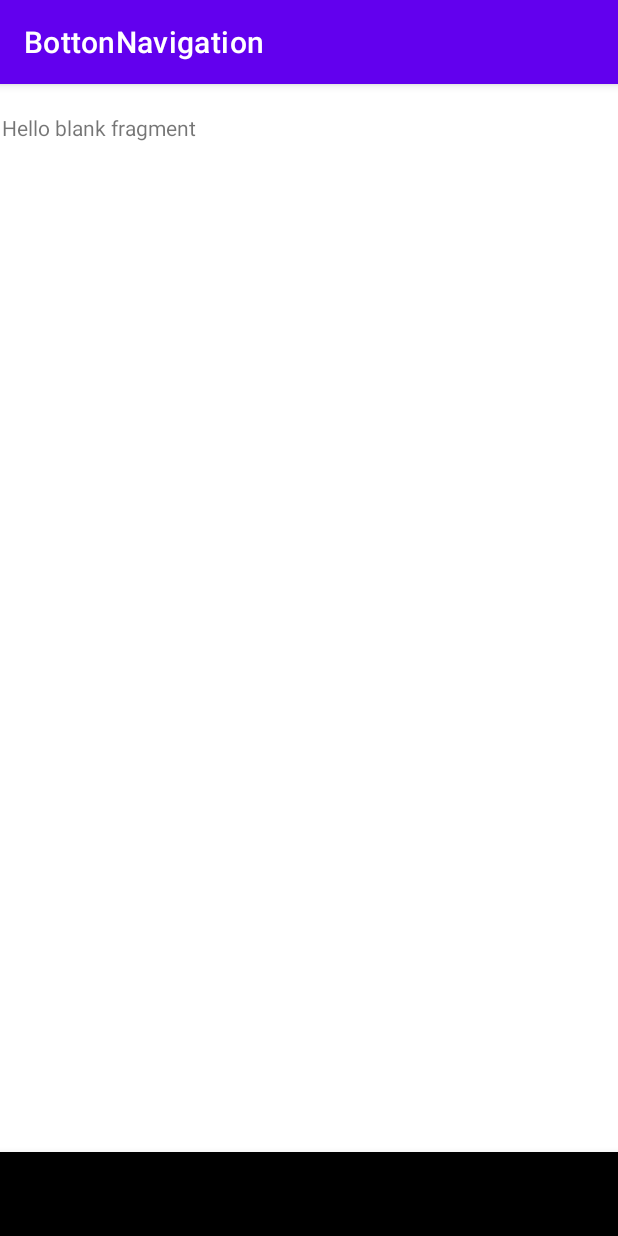
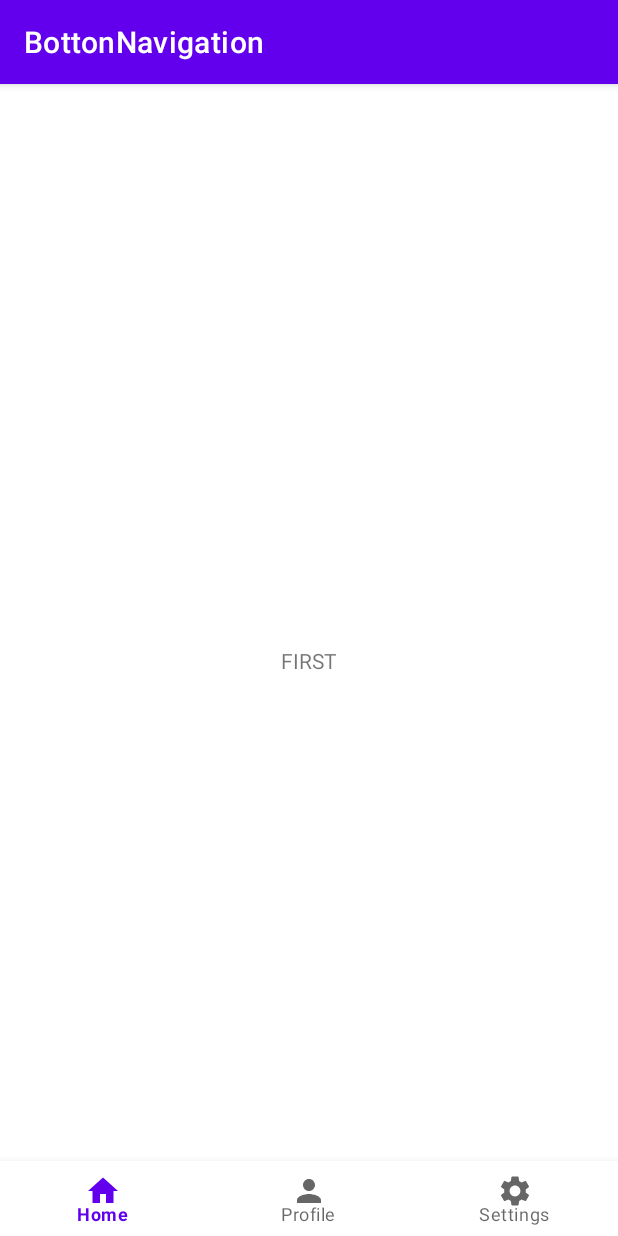
Before and after one commit to SabrinaSuellen/AndroidPractice, an Android app: the screen it shows after launch (MainActivity), on a phone screen of 412 x 824 dp. Run offline under Robolectric (Android 15) with nearby library versions, the phone set to English and light mode, and no system bars; our stand-ins replace navigation-ui; 1 statement that could not run was skipped.

Commit message:
14/02 botton navigation details to resolve

```diff
--- a/BottonNavigation/app/src/main/java/com/example/bottonnavigation/MainActivity.kt
+++ b/BottonNavigation/app/src/main/java/com/example/bottonnavigation/MainActivity.kt
@@ -2,10 +2,25 @@ package com.example.bottonnavigation
 
 import androidx.appcompat.app.AppCompatActivity
 import android.os.Bundle
+import androidx.navigation.findNavController
+import androidx.navigation.ui.AppBarConfiguration
+import androidx.navigation.ui.setupActionBarWithNavController
+import androidx.navigation.ui.setupWithNavController
+import com.google.android.material.bottomnavigation.BottomNavigationView
 
 class MainActivity : AppCompatActivity() {
     override fun onCreate(savedInstanceState: Bundle?) {
         super.onCreate(savedInstanceState)
         setContentView(R.layout.activity_main)
+
+        val bottomNavigationView = findViewById<BottomNavigationView>(R.id.bottomNavigation)
+        val navController = findNavController(R.id.fragmentContainerView)
+
+
+//        val appBarConfiguration = AppBarConfiguration(setOf(R.id.firstFragment, R.id.secondFragment, R.id.thirdFragment))
+//        setupActionBarWithNavController(navController, appBarConfiguration)
+//
+//        bottomNavigationView.setupWithNavController(navController)
+
     }
 }
--- a/BottonNavigation/app/src/main/res/layout/activity_main.xml
+++ b/BottonNavigation/app/src/main/res/layout/activity_main.xml
@@ -6,24 +6,30 @@
     android:layout_height="match_parent"
     tools:context=".MainActivity">
 
-    <com.google.android.material.bottomnavigation.BottomNavigationView
-        android:layout_width="match_parent"
-        android:layout_height="wrap_content"
-        android:background="@color/black"
-        app:layout_constraintBottom_toBottomOf="parent"
-        app:layout_constraintEnd_toEndOf="parent"
-        app:layout_constraintStart_toStartOf="parent" />
-
     <androidx.fragment.app.FragmentContainerView
         android:id="@+id/fragmentContainerView"
-        android:name="androidx.navigation.fragment.NavHostFragment"
-        android:layout_width="409dp"
-        android:layout_height="729dp"
-        app:defaultNavHost="true"
+        android:name="com.example.bottonnavigation.FirstFragment"
+        android:layout_width="match_parent"
+        android:layout_height="match_parent"
+        tools:layout_editor_absoluteY="682dp"
+        app:layout_constraintLeft_toLeftOf="parent"
+        app:layout_constraintRight_toRightOf="parent"
+        app:layout_constraintBottom_toTopOf="@id/bottomNavigation"
+        app:navGraph="@navigation/nav"/>
+
+    <com.google.android.material.bottomnavigation.BottomNavigationView
+        android:id="@+id/bottomNavigation"
+        android:layout_width="match_parent"
+        android:layout_height="50dp"
+        android:elevation="8dp"
+        app:labelVisibilityMode="labeled"
         app:layout_constraintBottom_toBottomOf="parent"
         app:layout_constraintEnd_toEndOf="parent"
         app:layout_constraintStart_toStartOf="parent"
-        app:layout_constraintTop_toTopOf="parent"
-        app:navGraph="@navigation/nav" />
+        app:menu="@menu/botton_menu" >
+
+    </com.google.android.material.bottomnavigation.BottomNavigationView>
+
+
 
 </androidx.constraintlayout.widget.ConstraintLayout>
--- a/BottonNavigation/app/src/main/res/layout/fragment_first.xml
+++ b/BottonNavigation/app/src/main/res/layout/fragment_first.xml
@@ -1,14 +1,18 @@
 <?xml version="1.0" encoding="utf-8"?>
-<FrameLayout xmlns:android="http://schemas.android.com/apk/res/android"
+<androidx.constraintlayout.widget.ConstraintLayout xmlns:android="http://schemas.android.com/apk/res/android"
     xmlns:tools="http://schemas.android.com/tools"
     android:layout_width="match_parent"
     android:layout_height="match_parent"
+    xmlns:app="http://schemas.android.com/apk/res-auto"
     tools:context=".FirstFragment">
 
-    <!-- TODO: Update blank fragment layout -->
     <TextView
-        android:layout_width="match_parent"
-        android:layout_height="match_parent"
-        android:text="@string/hello_blank_fragment" />
+        android:layout_width="wrap_content"
+        android:layout_height="wrap_content"
+        android:text="FIRST"
+        app:layout_constraintLeft_toLeftOf="parent"
+        app:layout_constraintRight_toRightOf="parent"
+        app:layout_constraintBottom_toBottomOf="parent"
+        app:layout_constraintTop_toTopOf="parent"/>
 
-</FrameLayout>
+</androidx.constraintlayout.widget.ConstraintLayout>
--- a/BottonNavigation/app/src/main/res/menu/botton_menu.xml
+++ b/BottonNavigation/app/src/main/res/menu/botton_menu.xml
@@ -1,6 +1,5 @@
 <?xml version="1.0" encoding="utf-8"?>
-<menu xmlns:android="http://schemas.android.com/apk/res/android"
-    xmlns:app="http://schemas.android.com/apk/res-auto">
+<menu xmlns:android="http://schemas.android.com/apk/res/android">
 
     <item
         android:id="@+id/firstFragment"
```
Also changed, not shown: BottonNavigation/app/src/main/res/layout/fragment_second.xml (+10 -5 lines), BottonNavigation/app/src/main/res/layout/fragment_third.xml (+10 -5 lines).
